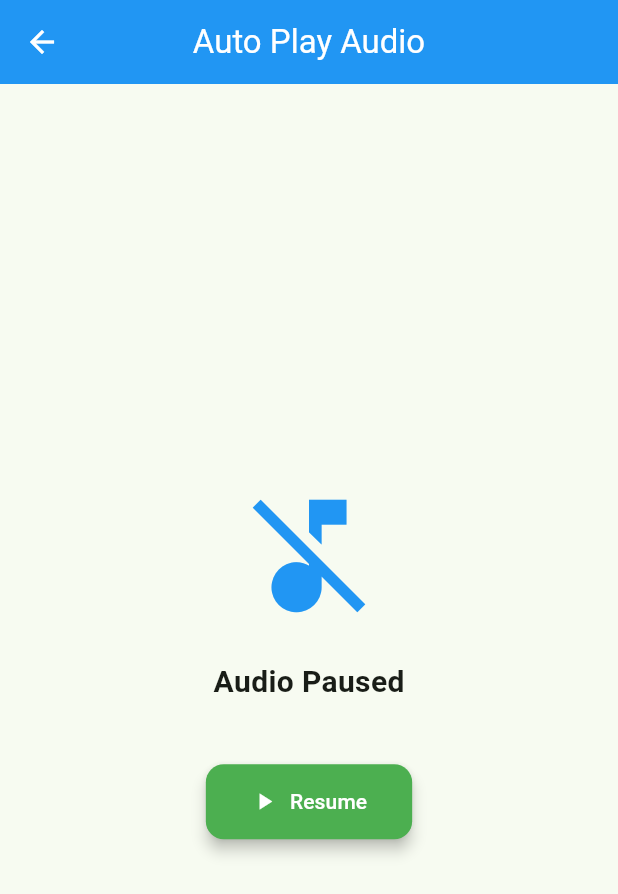
After one commit to yosuatarigan/game-permainan-tradisional-simulasi, a Flutter app: the AudioAutoPlayPage screen opened directly, after a tap on "Pause", on a phone screen of 412 x 824 dp. The commit adds this screen. Shown: the top 894 px of the screen. Run offline on Flutter 3.47's test engine with Material 3 defaults, Android fonts, the phone set to English and light mode, and no system bars; our stand-ins replace audioplayers, shared_preferences; missing offline and left inert: flame; accounts and stored records are empty; Roboto replaces fonts that are missing (Poppins).

Commit message:
efek musik di hadang sudah selesai:

```diff
--- /dev/null
+++ b/lib/audio_auto_play.dart
@@ -0,0 +1,87 @@
+import 'package:flutter/material.dart';
+import 'package:audioplayers/audioplayers.dart';
+
+class AudioAutoPlayPage extends StatefulWidget {
+  const AudioAutoPlayPage({Key? key}) : super(key: key);
+
+  @override
+  State<AudioAutoPlayPage> createState() => _AudioAutoPlayPageState();
+}
+
+class _AudioAutoPlayPageState extends State<AudioAutoPlayPage> {
+  final AudioPlayer _audioPlayer = AudioPlayer();
+  bool isPlaying = false;
+
+  @override
+  void initState() {
+    super.initState();
+    _playAudio();
+  }
+
+  Future<void> _playAudio() async {
+    try {
+      await _audioPlayer.play(AssetSource('audio.mp3'));
+      setState(() {
+        isPlaying = true;
+      });
+    } catch (e) {
+      print('Error playing audio: $e');
+    }
+  }
+
+  Future<void> _pauseAudio() async {
+    await _audioPlayer.pause();
+    setState(() {
+      isPlaying = false;
+    });
+  }
+
+  Future<void> _resumeAudio() async {
+    await _audioPlayer.resume();
+    setState(() {
+      isPlaying = true;
+    });
+  }
+
+  @override
+  void dispose() {
+    _audioPlayer.dispose();
+    super.dispose();
+  }
+
+  @override
+  Widget build(BuildContext context) {
+    return Scaffold(
+      appBar: AppBar(
+        title: const Text('Auto Play Audio'),
+        backgroundColor: Colors.blue,
+      ),
+      body: Center(
+        child: Column(
+          mainAxisAlignment: MainAxisAlignment.center,
+          children: [
+            Icon(
+              isPlaying ? Icons.music_note : Icons.music_off,
+              size: 100,
+              color: Colors.blue,
+            ),
+            const SizedBox(height: 20),
+            Text(
+              isPlaying ? 'Audio Playing...' : 'Audio Paused',
+              style: const TextStyle(fontSize: 20, fontWeight: FontWeight.bold),
+            ),
+            const SizedBox(height: 40),
+            ElevatedButton.icon(
+              onPressed: isPlaying ? _pauseAudio : _resumeAudio,
+              icon: Icon(isPlaying ? Icons.pause : Icons.play_arrow),
+              label: Text(isPlaying ? 'Pause' : 'Resume'),
+              style: ElevatedButton.styleFrom(
+                padding: const EdgeInsets.symmetric(horizontal: 30, vertical: 15),
+              ),
+            ),
+          ],
+        ),
+      ),
+    );
+  }
+}
```
Also changed, not shown: lib/gobaksodor/gobak_sodor_game.dart (+63 -8 lines), lib/screens/splash_screen.dart (+30 -20 lines), 2 other files.
